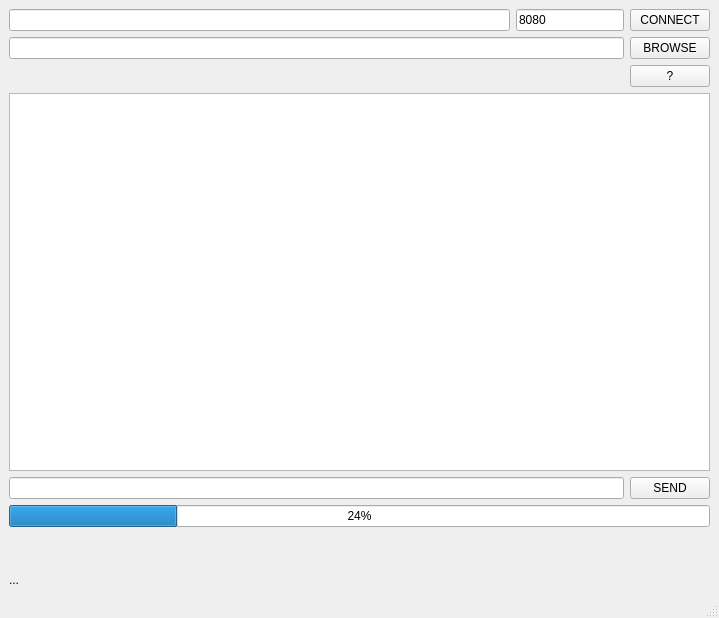
Qt form searchFiles/mainwindow.ui (AmbreFavetto/TP_FSM) before a commit.
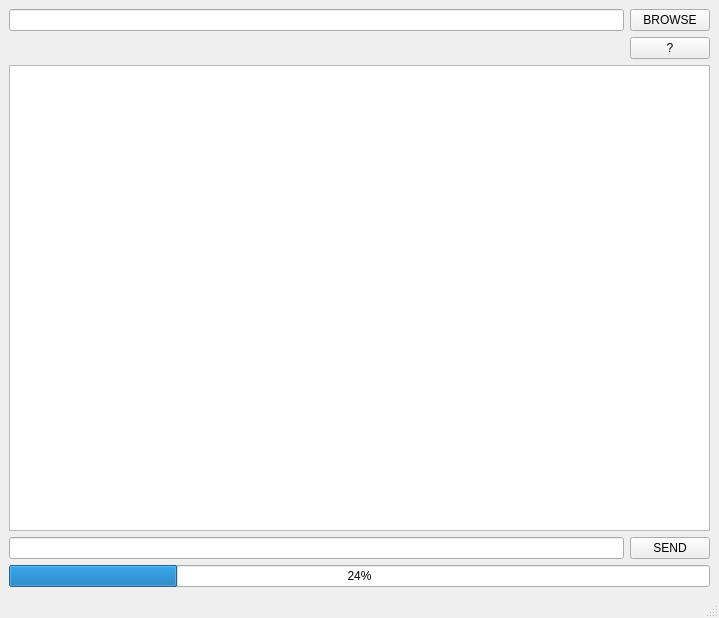
The same form after that commit.

```diff
--- a/searchFiles/mainwindow.ui
+++ b/searchFiles/mainwindow.ui
@@ -16,28 +16,28 @@
   <widget class="QWidget" name="centralwidget">
    <layout class="QHBoxLayout" name="horizontalLayout_4">
     <item>
-     <layout class="QGridLayout" name="gridLayout" rowstretch="0,0,0,0,0,0,0,0">
-      <item row="0" column="0">
-       <layout class="QHBoxLayout" name="horizontalLayout">
+     <layout class="QGridLayout" name="gridLayout" rowstretch="0,0,0,0,0,0">
+      <item row="4" column="0">
+       <layout class="QHBoxLayout" name="horizontalLayout_3">
         <item>
-         <widget class="QLineEdit" name="lineEditUrl"/>
-        </item>
-        <item alignment="Qt::AlignRight">
-         <widget class="QLineEdit" name="lineEditPort">
+         <widget class="QLineEdit" name="lineEditCommand">
           <property name="text">
-           <string>8080</string>
+           <string/>
           </property>
          </widget>
         </item>
         <item>
-         <widget class="QPushButton" name="btnConnect">
+         <widget class="QPushButton" name="btnSendCommand">
           <property name="text">
-           <string>CONNECT</string>
+           <string>SEND</string>
           </property>
          </widget>
         </item>
        </layout>
       </item>
+      <item row="3" column="0">
+       <widget class="QListView" name="listViewResults"/>
+      </item>
       <item row="2" column="0" alignment="Qt::AlignRight">
        <widget class="QPushButton" name="btnInfos">
         <property name="text">
@@ -45,8 +45,8 @@
         </property>
        </widget>
       </item>
-      <item row="3" column="0">
-       <widget class="QListView" name="listViewResults"/>
+      <item row="0" column="0">
+       <layout class="QHBoxLayout" name="horizontalLayout"/>
       </item>
       <item row="5" column="0">
        <widget class="QProgressBar" name="progressBar">
@@ -69,47 +69,6 @@
         </item>
        </layout>
       </item>
-      <item row="4" column="0">
-       <layout class="QHBoxLayout" name="horizontalLayout_3">
-        <item>
-         <widget class="QLineEdit" name="lineEditCommand">
-          <property name="text">
-           <string/>
-          </property>
-         </widget>
-        </item>
-        <item>
-         <widget class="QPushButton" name="btnSendCommand">
-          <property name="text">
-           <string>SEND</string>
-          </property>
-         </widget>
-        </item>
-       </layout>
-      </item>
-      <item row="7" column="0" alignment="Qt::AlignLeft|Qt::AlignBottom">
-       <widget class="QLabel" name="status">
-        <property name="text">
-         <string>...</string>
-        </property>
-       </widget>
-      </item>
-      <item row="6" column="0">
-       <spacer name="verticalSpacer">
-        <property name="orientation">
-         <enum>Qt::Vertical</enum>
-        </property>
-        <property name="sizeType">
-         <enum>QSizePolicy::Fixed</enum>
-        </property>
-        <property name="sizeHint" stdset="0">
-         <size>
-          <width>20</width>
-          <height>40</height>
-         </size>
-        </property>
-       </spacer>
-      </item>
      </layout>
     </item>
    </layout>
```
